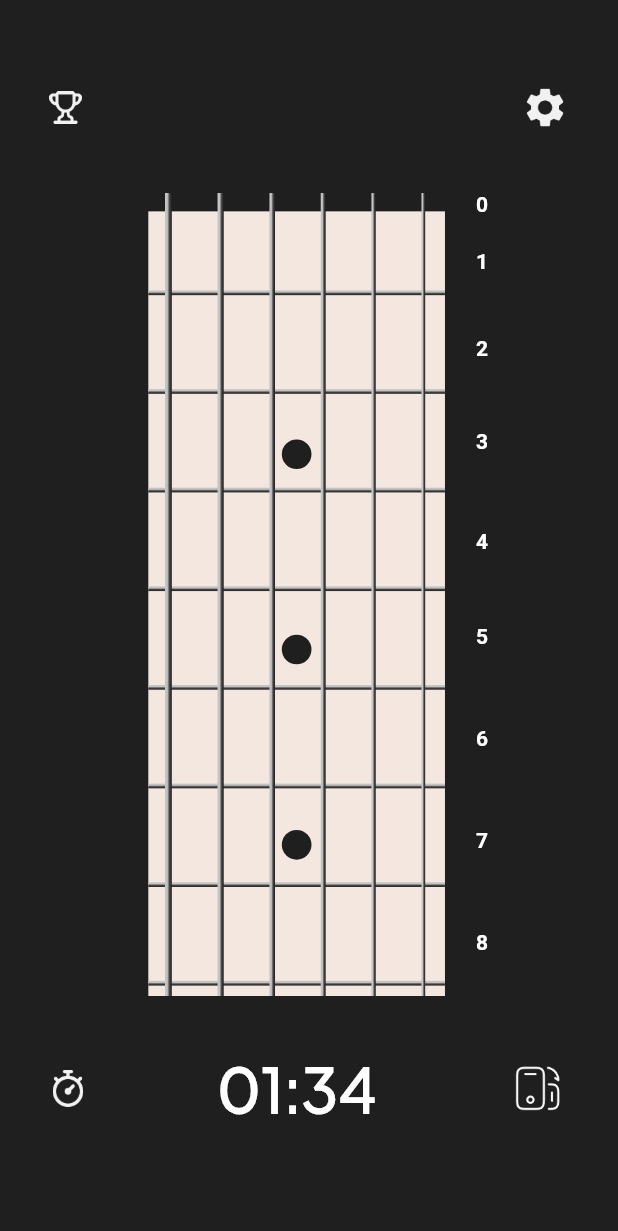
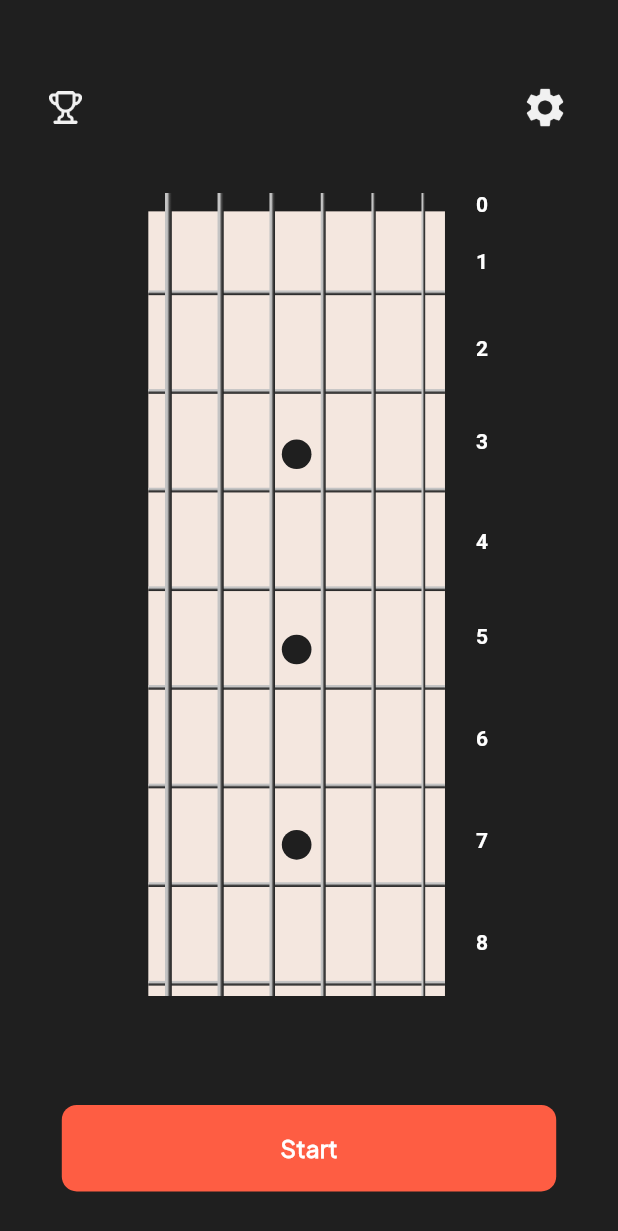
Before and after one commit to Zakariya5567/flutter_jhg_fretboard, a Flutter app: the screen it shows after launch, on a phone screen of 412 x 824 dp. Shown: the top 1231 px of the screen. Run offline on Flutter 3.47's test engine with Material 2 defaults, Android fonts, the phone set to English and light mode, and no system bars; our stand-ins replace audioplayers; missing offline and left inert: reg_page.

Commit message:
get started button allaw

```diff
--- a/lib/screens/potrait_board.dart
+++ b/lib/screens/potrait_board.dart
@@ -80,41 +80,41 @@ class PortraitBoard extends StatelessWidget {
                ),
 
               // //TIMER , STOPWATCH , ROTATE ICON
-              Padding(
-                padding:  EdgeInsets.only(
-                  left: width * 0.08,
-                  right: width * 0.08,),
-                child: Row(
-                  mainAxisAlignment: MainAxisAlignment.spaceBetween,
-                  children: [
-                    ButtonIcon(
-                        icon: Images.iconTimer,
-                        width: height*0.03,
-                        height: height*0.03,
-                        onTap: (){}),
-
-
-                    Text(
-                      "01:34",
-                      style: TextStyle(
-                        fontFamily: AppConstant.sansFont,
-                        color: AppColors.whitePrimary,
-                        fontSize: 40,
-                        fontWeight: FontWeight.w700,
-                      ),
-                    ),
-
-
-                    ButtonIcon(
-                        icon: Images.iconRotate,
-                        width: height*0.05,
-                        height: height*0.04,
-                        onTap: (){
-                          controller.toggleOrientation();
-                        })
-                  ],
-                ),
-              ),
+              // Padding(
+              //   padding:  EdgeInsets.only(
+              //     left: width * 0.08,
+              //     right: width * 0.08,),
+              //   child: Row(
+              //     mainAxisAlignment: MainAxisAlignment.spaceBetween,
+              //     children: [
+              //       ButtonIcon(
+              //           icon: Images.iconTimer,
+              //           width: height*0.03,
+              //           height: height*0.03,
+              //           onTap: (){}),
+              //
+              //
+              //       Text(
+              //         "01:34",
+              //         style: TextStyle(
+              //           fontFamily: AppConstant.sansFont,
+              //           color: AppColors.whitePrimary,
+              //           fontSize: 40,
+              //           fontWeight: FontWeight.w700,
+              //         ),
+              //       ),
+              //
+              //
+              //       ButtonIcon(
+              //           icon: Images.iconRotate,
+              //           width: height*0.05,
+              //           height: height*0.04,
+              //           onTap: (){
+              //             controller.toggleOrientation();
+              //           })
+              //     ],
+              //   ),
+              // ),
               //
               //
               // //SCORE
@@ -130,48 +130,48 @@ class PortraitBoard extends StatelessWidget {
               //         fontWeight: FontWeight.w600,
               //       ),
               //     ),
-              //     Text(
-              //       controller.highlightNode??"",
-              //       style: TextStyle(
-              //         fontFamily: AppConstant.sansFont,
-              //         color: AppColors.whitePrimary,
-              //         fontSize: 16,
-              //         fontWeight: FontWeight.w600,
-              //       ),
-              //     ),
+                  Text(
+                    controller.highlightNode??"",
+                    style: TextStyle(
+                      fontFamily: AppConstant.sansFont,
+                      color: AppColors.whitePrimary,
+                      fontSize: 16,
+                      fontWeight: FontWeight.w600,
+                    ),
+                  ),
                // ],
              // ),
 
-            //  SPACER
-            //   SizedBox(
-            //     height: height*0.02,
-            //   ),
+            // SPACER
+              SizedBox(
+                height: height*0.02,
+              ),
 
-             // START BUTTON
-             //  InkWell(
-             //    onTap: () {
-             //      controller.startTheGame();
-             //    },
-             //    child: Center(
-             //      child: Container(
-             //        height: height * 0.07,
-             //        width: width * 0.8,
-             //        alignment: Alignment.center,
-             //        decoration: BoxDecoration(
-             //            color: AppColors.redPrimary,
-             //            borderRadius: BorderRadius.circular(10)),
-             //        child: Text(
-             //          AppConstant.start,
-             //          style: TextStyle(
-             //            fontFamily: AppConstant.sansFont,
-             //            color: AppColors.whitePrimary,
-             //            fontSize: 16,
-             //            fontWeight: FontWeight.w600,
-             //          ),
-             //        ),
-             //      ),
-             //    ),
-             //  ),
+            // START BUTTON
+              InkWell(
+                onTap: () {
+                  controller.startTheGame();
+                },
+                child: Center(
+                  child: Container(
+                    height: height * 0.07,
+                    width: width * 0.8,
+                    alignment: Alignment.center,
+                    decoration: BoxDecoration(
+                        color: AppColors.redPrimary,
+                        borderRadius: BorderRadius.circular(10)),
+                    child: Text(
+                      AppConstant.start,
+                      style: TextStyle(
+                        fontFamily: AppConstant.sansFont,
+                        color: AppColors.whitePrimary,
+                        fontSize: 16,
+                        fontWeight: FontWeight.w600,
+                      ),
+                    ),
+                  ),
+                ),
+              ),
 
             ],
           ),
```
